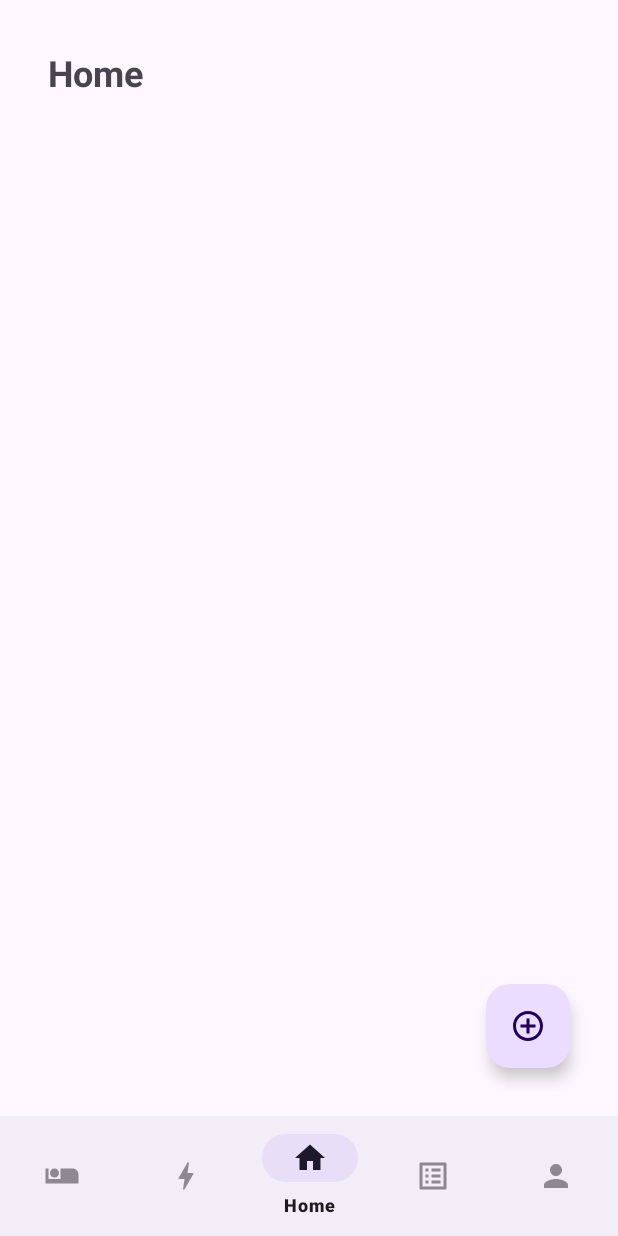
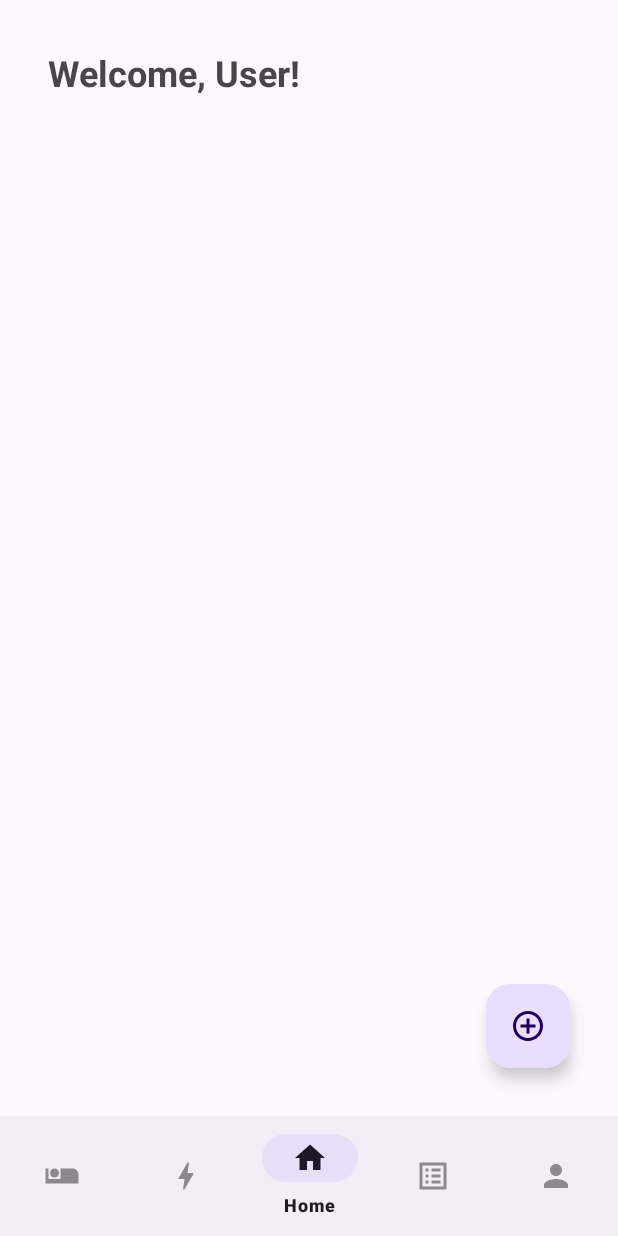
Before and after one commit to lidiamadaras/Feather, an Android app built with Jetpack Compose: the screen it shows after launch (MainActivity), item 3 of the bottom bar chosen, on a phone screen of 412 x 824 dp. Run offline under Robolectric (Android 15) with nearby library versions, the light colour scheme and no system bars; our stand-ins replace Firebase (no records; nobody signed in at launch, a user with empty details on screens opened directly).

Commit message:
popup menu navigation handled

```diff
--- a/app/src/main/java/com/example/feather/activities/MainActivity.kt
+++ b/app/src/main/java/com/example/feather/activities/MainActivity.kt
@@ -45,6 +45,8 @@ class MainActivity : AppCompatActivity()  {
         val navHostFragment = supportFragmentManager
             .findFragmentById(R.id.nav_host_fragment) as NavHostFragment
         navController = navHostFragment.navController
+
+        binding.bottomNavigationView.selectedItemId = R.id.homeFragment
 
         // Set up the BottomNavigationView with the NavController
         binding.bottomNavigationView.setOnItemSelectedListener { item ->
--- a/app/src/main/java/com/example/feather/ui/home/HomeFragment.kt
+++ b/app/src/main/java/com/example/feather/ui/home/HomeFragment.kt
@@ -15,11 +15,16 @@ import androidx.navigation.fragment.findNavController
 import androidx.recyclerview.widget.LinearLayoutManager
 import com.example.feather.R
 import com.example.feather.databinding.FragmentHomeBinding
+import com.google.firebase.firestore.FirebaseFirestore
 
 class HomeFragment : Fragment() {
 
     private var _binding: FragmentHomeBinding? = null
     private val binding get() = _binding!!
+
+
+    //database:
+    private val firestore by lazy { FirebaseFirestore.getInstance() }
 
     override fun onCreateView(
         inflater: LayoutInflater, container: ViewGroup?,
@@ -33,11 +38,14 @@ class HomeFragment : Fragment() {
     override fun onViewCreated(view: View, savedInstanceState: Bundle?) {
         super.onViewCreated(view, savedInstanceState)
 
-        binding.HomeTitleTextView.text = "Home"
+        //binding.HomeTitleTextView.text = "Home"
 
         binding.fabLog.setOnClickListener {
             showPopupMenu(it)
         }
+
+        //welcome user message:
+        fetchAndDisplayWelcomeMessage()
     }
 
     override fun onDestroyView() {
@@ -51,16 +59,20 @@ class HomeFragment : Fragment() {
 
         popupMenu.setOnMenuItemClickListener { menuItem: MenuItem ->
             when (menuItem.itemId) {
-                R.id.action_fragment1 -> {
-                    findNavController().navigate(R.id.profileFragment)
+                R.id.action_log_dream -> {
+                    findNavController().navigate(R.id.logDreamFragment)
                     true
                 }
-                R.id.action_fragment2 -> {
-                    findNavController().navigate(R.id.profileFragment)
+                R.id.action_log_feeling -> {
+                    findNavController().navigate(R.id.logFeelingFragment)
                     true
                 }
-                R.id.action_fragment3 -> {
-                    findNavController().navigate(R.id.profileFragment)
+                R.id.action_homeFragment_to_reflectionFragment -> {
+                    findNavController().navigate(R.id.reflectionFragment)
+                    true
+                }
+                R.id.action_homeFragment_to_affirmationFragment -> {
+                    findNavController().navigate(R.id.affirmationFragment)
                     true
                 }
                 else -> false
@@ -69,4 +81,32 @@ class HomeFragment : Fragment() {
 
         popupMenu.show()
     }
+
+    //trying out database a bit, change later:
+
+    private fun fetchAndDisplayWelcomeMessage() {
+        // Access the 'users' collection and get the first document
+        firestore.collection("users")
+            .limit(1) // Limit to only the first user
+            .get()
+            .addOnSuccessListener { querySnapshot ->
+                if (!querySnapshot.isEmpty) {
+                    // Get the first document and extract the 'firstName' field
+                    val firstUser = querySnapshot.documents[0]
+                    val firstName = firstUser.getString("firstName") ?: "User"
+
+                    // Update the UI with the welcome message using binding
+                    binding.HomeTitleTextView.text = "Welcome, $firstName!"
+                } else {
+                    // Handle the case where no users are found
+                    binding.HomeTitleTextView.text = "Welcome, User!"
+                }
+            }
+            .addOnFailureListener { exception ->
+                // Handle errors
+                //binding.HomeTitleTextView.text = "Error: ${exception.message}"
+                binding.HomeTitleTextView.text = "Home"
+            }
+    }
+
 }
--- a/app/src/main/res/menu/popup_menu.xml
+++ b/app/src/main/res/menu/popup_menu.xml
@@ -1,11 +1,14 @@
 <menu xmlns:android="http://schemas.android.com/apk/res/android">
     <item
-        android:id="@+id/action_fragment1"
-        android:title="Go to Fragment 1" />
+        android:id="@+id/action_log_dream"
+        android:title="Log Dream" />
     <item
-        android:id="@+id/action_fragment2"
-        android:title="Go to Fragment 2" />
+        android:id="@+id/action_log_feeling"
+        android:title="Log Feeling" />
     <item
-        android:id="@+id/action_fragment3"
-        android:title="Go to Fragment 3" />
+        android:id="@+id/action_homeFragment_to_reflectionFragment"
+        android:title="Reflection" />
+    <item
+        android:id="@+id/action_homeFragment_to_affirmationFragment"
+        android:title="Affirmation" />
 </menu>
--- a/app/src/main/res/navigation/nav_graph.xml
+++ b/app/src/main/res/navigation/nav_graph.xml
@@ -26,6 +26,18 @@
         <action
             android:id="@+id/action_homeFragment_to_profileFragment"
             app:destination="@id/profileFragment" />
+        <action
+            android:id="@+id/action_homeFragment_to_logDreamFragment"
+            app:destination="@id/logDreamFragment" />
+        <action
+            android:id="@+id/action_homeFragment_to_logFeelingFragment"
+            app:destination="@id/logFeelingFragment" />
+        <action
+            android:id="@+id/action_homeFragment_to_reflectionFragment"
+            app:destination="@id/reflectionFragment" />
+        <action
+            android:id="@+id/action_homeFragment_to_affirmationFragment"
+            app:destination="@id/affirmationFragment" />
     </fragment>
     <fragment
         android:id="@+id/statsFragment"
@@ -41,4 +53,30 @@
     </fragment>
 
 
+    <fragment
+        android:id="@+id/logDreamFragment"
+        android:name="com.example.feather.ui.log.LogDreamFragment"
+        android:label="fragment_log_dream"
+        tools:layout="@layout/fragment_log_dream" >
+    </fragment>
+    <fragment
+        android:id="@+id/logFeelingFragment"
+        android:name="com.example.feather.ui.log.LogFeelingFragment"
+        android:label="fragment_log_feeling"
+        tools:layout="@layout/fragment_log_feeling" >
+    </fragment>
+    <fragment
+        android:id="@+id/reflectionFragment"
+        android:name="com.example.feather.ui.log.ReflectionFragment"
+        android:label="fragment_reflection"
+        tools:layout="@layout/fragment_reflection" >
+    </fragment>
+    <fragment
+        android:id="@+id/affirmationFragment"
+        android:name="com.example.feather.ui.log.AffirmationFragment"
+        android:label="fragment_affirmation"
+        tools:layout="@layout/fragment_affirmation" >
+    </fragment>
+
+
 </navigation>
--- a/app/src/main/res/values/strings.xml
+++ b/app/src/main/res/values/strings.xml
@@ -3,6 +3,6 @@
     <string name="home">Home</string>
     <string name="profile">Profile</string>
     <string name="explore">Explore</string>
-    <string name="dream_analysis">Dream analysis</string>
+    <string name="dream_analysis">Analysis</string>
     <string name="stats">Stats</string>
 </resources>
```
Also changed, not shown: app/src/main/java/com/example/feather/ui/log/AffirmationFragment.kt (added, +49 -0 lines), app/src/main/java/com/example/feather/ui/log/LogDreamFragment.kt (added, +49 -0 lines), app/src/main/java/com/example/feather/ui/log/LogFeelingFragment.kt (added, +49 -0 lines), app/src/main/java/com/example/feather/ui/log/ReflectionFragment.kt (added, +49 -0 lines), app/src/main/res/layout/fragment_affirmation.xml (added, +30 -0 lines), app/src/main/res/layout/fragment_log_dream.xml (added, +30 -0 lines), app/src/main/res/layout/fragment_log_feeling.xml (added, +30 -0 lines), app/src/main/res/layout/fragment_reflection.xml (added, +30 -0 lines).
